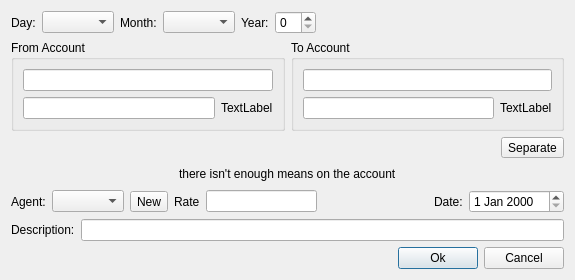
Before: the Qt Designer form editoperation.ui in sergey196510/mycash, drawn with Qt 5.
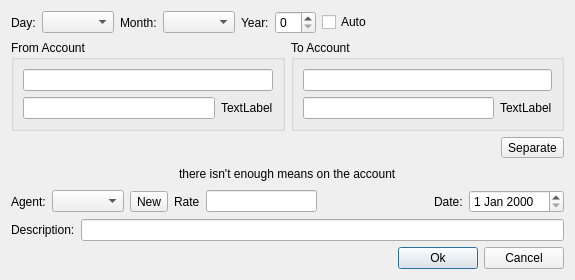
After: the same form once the commit is applied. Custom widgets are drawn as their Qt base class.

What changed in the file:
```diff
--- a/editoperation.ui
+++ b/editoperation.ui
@@ -46,6 +46,13 @@
      <item>
       <widget class="QSpinBox" name="yearBox"/>
      </item>
+     <item>
+      <widget class="QCheckBox" name="autoBox">
+       <property name="text">
+        <string>Auto</string>
+       </property>
+      </widget>
+     </item>
      <item>
       <spacer name="horizontalSpacer_3">
        <property name="orientation">
```
